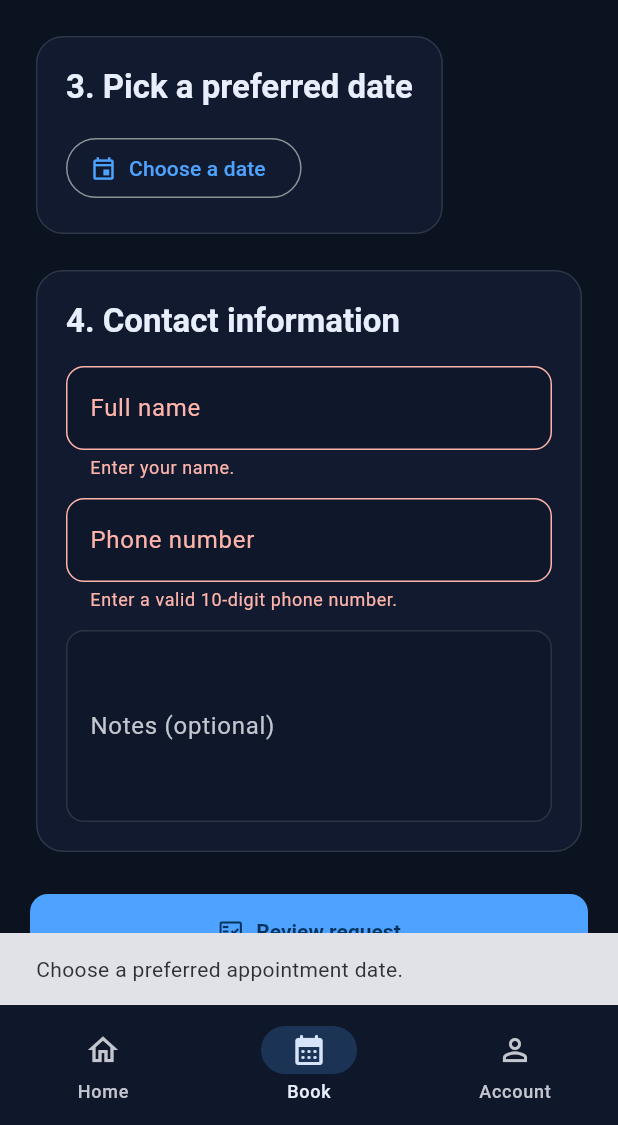
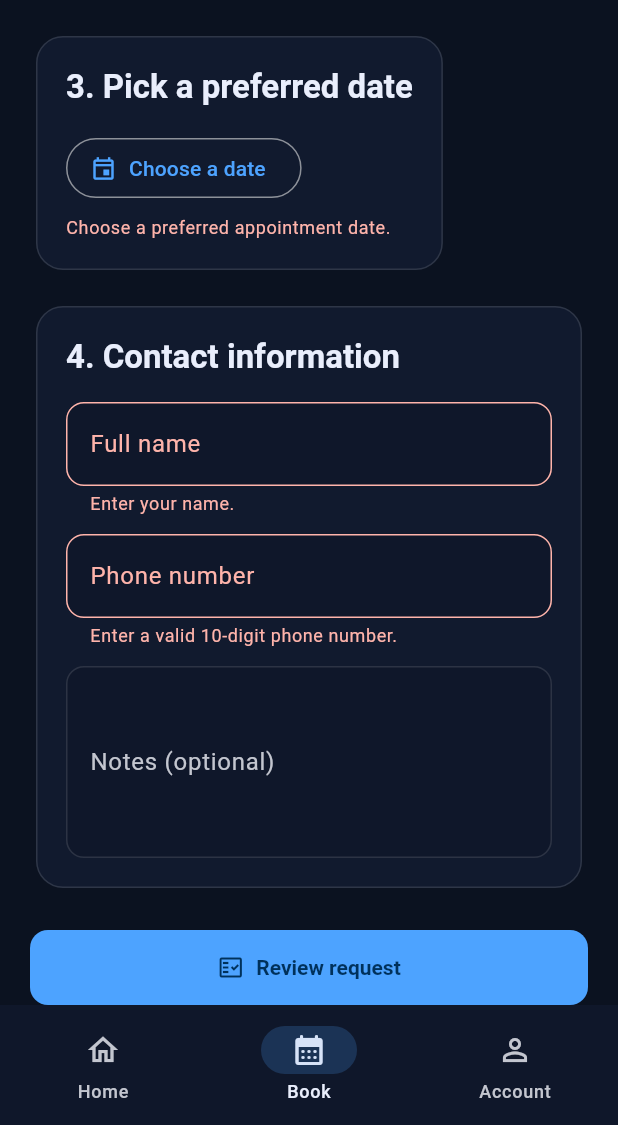
Before and after one commit to ddesantiag0/splash-auto-detail, a Flutter app: the screen it shows after launch, item 2 of the bottom bar chosen, scrolled down 498 dp, after a tap on "Review request", on a phone screen of 412 x 824 dp, the part 111-1236 px from its top. Run offline on Flutter 3.47's test engine with Material 3 defaults, Android fonts, the phone set to English and light mode, and no system bars.

Commit message:
refactor: centralize booking validation

```diff
--- a/app/lib/features/booking/domain/booking_draft.dart
+++ b/app/lib/features/booking/domain/booking_draft.dart
@@ -1,3 +1,5 @@
+import 'booking_validation.dart';
+
 enum DetailService {
   wax('Wax service'),
   polishing('Polishing service');
@@ -25,7 +27,7 @@ class BookingDraft {
   final String notes;
 
   bool get isComplete =>
-      vehicle.trim().isNotEmpty &&
-      customerName.trim().isNotEmpty &&
-      phone.replaceAll(RegExp(r'\D'), '').length >= 10;
+      BookingValidation.hasRequiredText(vehicle) &&
+      BookingValidation.hasRequiredText(customerName) &&
+      BookingValidation.hasValidPhone(phone);
 }
--- /dev/null
+++ b/app/lib/features/booking/domain/booking_validation.dart
@@ -0,0 +1,9 @@
+abstract final class BookingValidation {
+  static bool hasRequiredText(String? value) =>
+      value != null && value.trim().isNotEmpty;
+
+  static String phoneDigits(String? value) =>
+      value?.replaceAll(RegExp(r'\D'), '') ?? '';
+
+  static bool hasValidPhone(String? value) => phoneDigits(value).length >= 10;
+}
--- a/app/lib/features/booking/presentation/booking_screen.dart
+++ b/app/lib/features/booking/presentation/booking_screen.dart
@@ -3,6 +3,7 @@ import 'package:flutter/material.dart';
 import '../../../core/theme/app_colors.dart';
 import '../../../core/widgets/responsive_page.dart';
 import '../domain/booking_draft.dart';
+import '../domain/booking_validation.dart';
 
 class BookingScreen extends StatefulWidget {
   const BookingScreen({super.key});
@@ -30,7 +31,7 @@ class _BookingScreenState extends State<BookingScreen> {
     super.dispose();
   }
 
-  Future<void> _chooseDate() async {
+  Future<void> _chooseDate(FormFieldState<DateTime> field) async {
     final today = DateUtils.dateOnly(DateTime.now());
     final selected = await showDatePicker(
       context: context,
@@ -39,19 +40,15 @@ class _BookingScreenState extends State<BookingScreen> {
       lastDate: today.add(const Duration(days: 180)),
       selectableDayPredicate: (date) => date.weekday != DateTime.sunday,
     );
-    if (selected != null) setState(() => _preferredDate = selected);
+    if (!mounted || selected == null) return;
+
+    setState(() => _preferredDate = selected);
+    field.didChange(selected);
   }
 
   void _reviewRequest() {
     final valid = _formKey.currentState?.validate() ?? false;
-    if (!valid || _preferredDate == null) {
-      if (_preferredDate == null) {
-        ScaffoldMessenger.of(context).showSnackBar(
-          const SnackBar(content: Text('Choose a preferred appointment date.')),
-        );
-      }
-      return;
-    }
+    if (!valid) return;
 
     final draft = BookingDraft(
       service: _service,
@@ -129,7 +126,7 @@ class _BookingScreenState extends State<BookingScreen> {
                   labelText: 'Year, make, and model',
                   hintText: 'Example: 2022 Tesla Model 3',
                 ),
-                validator: (value) => value == null || value.trim().isEmpty
+                validator: (value) => !BookingValidation.hasRequiredText(value)
                     ? 'Enter the vehicle year, make, and model.'
                     : null,
               ),
@@ -137,8 +134,16 @@ class _BookingScreenState extends State<BookingScreen> {
             const SizedBox(height: 16),
             SectionCard(
               title: '3. Pick a preferred date',
-              child: OutlinedButton.icon(
-                onPressed: _chooseDate,
+              child: FormField<DateTime>(
+                initialValue: _preferredDate,
+                validator: (value) => value == null
+                    ? 'Choose a preferred appointment date.'
+                    : null,
+                builder: (field) => Column(
+                  crossAxisAlignment: CrossAxisAlignment.start,
+                  children: [
+                    OutlinedButton.icon(
+                      onPressed: () => _chooseDate(field),
                       icon: const Icon(Icons.event_outlined),
                       label: Text(
                         _preferredDate == null
@@ -146,10 +151,26 @@ class _BookingScreenState extends State<BookingScreen> {
                             : _formatDate(_preferredDate!),
                       ),
                     ),
+                    if (field.hasError) ...[
+                      const SizedBox(height: 8),
+                      Semantics(
+                        liveRegion: true,
+                        child: Text(
+                          field.errorText!,
+                          style: Theme.of(context).textTheme.bodySmall?.copyWith(
+                                color: Theme.of(context).colorScheme.error,
+                              ),
+                        ),
+                      ),
+                    ],
+                  ],
+                ),
+              ),
             ),
             const SizedBox(height: 16),
             SectionCard(
               title: '4. Contact information',
+              child: AutofillGroup(
                 child: Column(
                   children: [
                     TextFormField(
@@ -157,7 +178,8 @@ class _BookingScreenState extends State<BookingScreen> {
                       textInputAction: TextInputAction.next,
                       autofillHints: const [AutofillHints.name],
                       decoration: const InputDecoration(labelText: 'Full name'),
-                    validator: (value) => value == null || value.trim().isEmpty
+                      validator: (value) =>
+                          !BookingValidation.hasRequiredText(value)
                               ? 'Enter your name.'
                               : null,
                     ),
@@ -166,14 +188,12 @@ class _BookingScreenState extends State<BookingScreen> {
                       controller: _phoneController,
                       keyboardType: TextInputType.phone,
                       autofillHints: const [AutofillHints.telephoneNumber],
-                    decoration: const InputDecoration(labelText: 'Phone number'),
-                    validator: (value) {
-                      final digits =
-                          value?.replaceAll(RegExp(r'\D'), '') ?? '';
-                      return digits.length < 10
+                      decoration:
+                          const InputDecoration(labelText: 'Phone number'),
+                      validator: (value) =>
+                          !BookingValidation.hasValidPhone(value)
                               ? 'Enter a valid 10-digit phone number.'
-                          : null;
-                    },
+                              : null,
                     ),
                     const SizedBox(height: 12),
                     TextFormField(
@@ -186,6 +206,7 @@ class _BookingScreenState extends State<BookingScreen> {
                       ),
                     ),
                   ],
+                ),
               ),
             ),
             const SizedBox(height: 24),
```
Also changed, not shown: 1 other file. Lines whose indentation alone changed are shown as unchanged.
